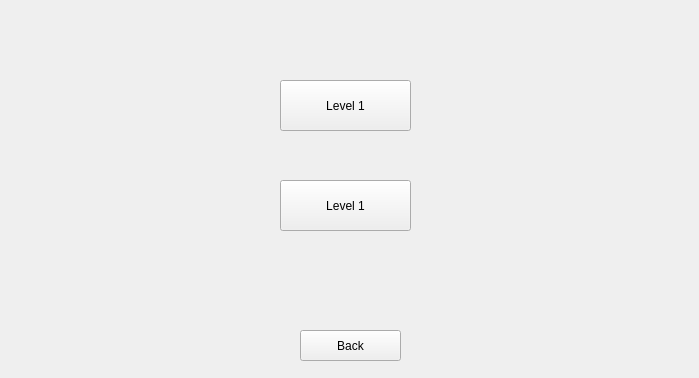
Old version of the form choosinglevel.ui in the repository moevm/gui-1h2018-24.
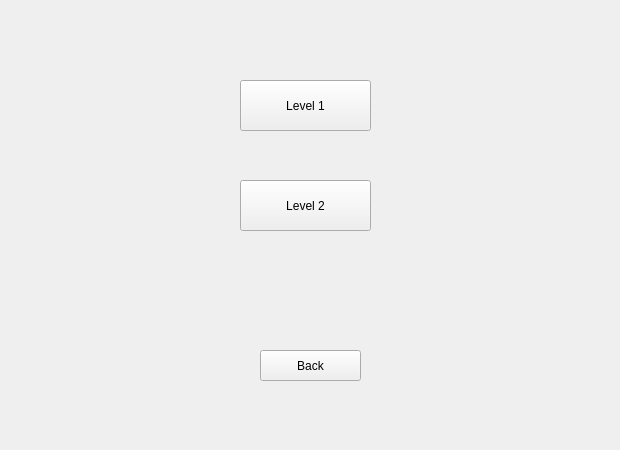
New version of the form.

What changed in the file:
```diff
--- a/choosinglevel.ui
+++ b/choosinglevel.ui
@@ -6,8 +6,8 @@
    <rect>
     <x>0</x>
     <y>0</y>
-    <width>699</width>
-    <height>378</height>
+    <width>620</width>
+    <height>450</height>
    </rect>
   </property>
   <property name="windowTitle">
@@ -16,7 +16,7 @@
   <widget class="QPushButton" name="level1Button">
    <property name="geometry">
     <rect>
-     <x>280</x>
+     <x>240</x>
      <y>80</y>
      <width>131</width>
      <height>51</height>
@@ -29,21 +29,21 @@
   <widget class="QPushButton" name="level2Button">
    <property name="geometry">
     <rect>
-     <x>280</x>
+     <x>240</x>
      <y>180</y>
      <width>131</width>
      <height>51</height>
     </rect>
    </property>
    <property name="text">
-    <string>Level 1</string>
+    <string>Level 2</string>
    </property>
   </widget>
   <widget class="QPushButton" name="exitButton">
    <property name="geometry">
     <rect>
-     <x>300</x>
-     <y>330</y>
+     <x>260</x>
+     <y>350</y>
      <width>101</width>
      <height>31</height>
     </rect>
```
Left out of the diff: 2 changed lines with no effect on the pictures.
